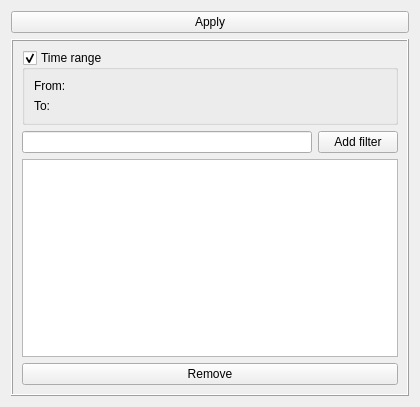
Qt form src/filterparamsform.ui (lysevi/logan) before a commit.
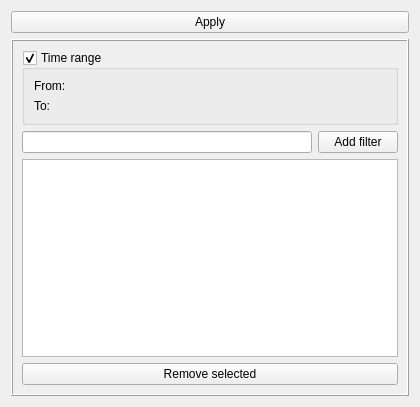
The same form after that commit.

Diff of the .ui file:
```diff
--- a/src/filterparamsform.ui
+++ b/src/filterparamsform.ui
@@ -119,7 +119,7 @@
            </sizepolicy>
           </property>
           <property name="text">
-           <string>Remove</string>
+           <string>Remove selected</string>
           </property>
          </widget>
         </item>
```
